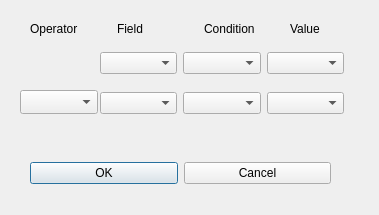
First picture: the form in sheets/dialogs/pivotfilters.ui, repository KDE/calligra, before the edit.
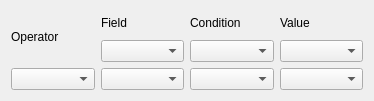
Second picture: the form after the edit.

```diff
--- a/sheets/dialogs/pivotfilters.ui
+++ b/sheets/dialogs/pivotfilters.ui
@@ -1,66 +1,28 @@
 <?xml version="1.0" encoding="UTF-8"?>
 <ui version="4.0">
  <class>PivotFilters</class>
- <widget class="QDialog" name="PivotFilters">
+ <widget class="QWidget" name="PivotFilters">
   <property name="geometry">
    <rect>
     <x>0</x>
     <y>0</y>
-    <width>379</width>
-    <height>215</height>
+    <width>374</width>
+    <height>101</height>
    </rect>
   </property>
   <property name="windowTitle">
    <string>Pivot Filters</string>
   </property>
-  <widget class="QComboBox" name="Operator">
-   <property name="geometry">
-    <rect>
-     <x>20</x>
-     <y>90</y>
-     <width>78</width>
-     <height>24</height>
-    </rect>
-   </property>
-  </widget>
-  <widget class="QWidget" name="layoutWidget">
-   <property name="geometry">
-    <rect>
-     <x>100</x>
-     <y>90</y>
-     <width>244</width>
-     <height>26</height>
-    </rect>
-   </property>
-   <layout class="QHBoxLayout" name="horizontalLayout_3">
-    <item>
-     <widget class="QComboBox" name="comboBox_5"/>
-    </item>
-    <item>
-     <widget class="QComboBox" name="comboBox_6"/>
-    </item>
-    <item>
-     <widget class="QComboBox" name="comboBox_7"/>
-    </item>
-   </layout>
-  </widget>
-  <widget class="QWidget" name="layoutWidget">
-   <property name="geometry">
-    <rect>
-     <x>30</x>
-     <y>20</y>
-     <width>341</width>
-     <height>17</height>
-    </rect>
-   </property>
-   <layout class="QHBoxLayout" name="horizontalLayout">
-    <item>
+  <layout class="QGridLayout" name="gridLayout">
+   <item row="0" column="0">
      <widget class="QLabel" name="label">
       <property name="text">
        <string>Operator</string>
       </property>
      </widget>
     </item>
+   <item row="0" column="1" rowspan="2">
+    <layout class="QVBoxLayout" name="verticalLayout_3">
     <item>
      <widget class="QLabel" name="label_2">
       <property name="text">
@@ -69,6 +31,16 @@
      </widget>
     </item>
     <item>
+      <widget class="QComboBox" name="Field"/>
+     </item>
+     <item>
+      <widget class="QComboBox" name="comboBox_5"/>
+     </item>
+    </layout>
+   </item>
+   <item row="0" column="2" rowspan="2">
+    <layout class="QVBoxLayout" name="verticalLayout_2">
+     <item>
      <widget class="QLabel" name="label_3">
       <property name="text">
        <string>Condition</string>
@@ -76,61 +48,34 @@
      </widget>
     </item>
     <item>
+      <widget class="QComboBox" name="Condition"/>
+     </item>
+     <item>
+      <widget class="QComboBox" name="comboBox_6"/>
+     </item>
+    </layout>
+   </item>
+   <item row="0" column="3" rowspan="2">
+    <layout class="QVBoxLayout" name="verticalLayout">
+     <item>
      <widget class="QLabel" name="label_4">
       <property name="text">
        <string>Value</string>
       </property>
      </widget>
     </item>
-   </layout>
-  </widget>
-  <widget class="QWidget" name="layoutWidget">
-   <property name="geometry">
-    <rect>
-     <x>100</x>
-     <y>50</y>
-     <width>244</width>
-     <height>26</height>
-    </rect>
-   </property>
-   <layout class="QHBoxLayout" name="horizontalLayout_2">
-    <item>
-     <widget class="QComboBox" name="Field"/>
-    </item>
-    <item>
-     <widget class="QComboBox" name="Condition"/>
-    </item>
     <item>
      <widget class="QComboBox" name="Value"/>
     </item>
-   </layout>
-  </widget>
-  <widget class="QWidget" name="layoutWidget">
-   <property name="geometry">
-    <rect>
-     <x>30</x>
-     <y>160</y>
-     <width>301</width>
-     <height>26</height>
-    </rect>
-   </property>
-   <layout class="QHBoxLayout" name="horizontalLayout_4">
     <item>
-     <widget class="QPushButton" name="Ok">
-      <property name="text">
-       <string>OK</string>
-      </property>
-     </widget>
-    </item>
-    <item>
-     <widget class="QPushButton" name="Cancel">
-      <property name="text">
-       <string>Cancel</string>
-      </property>
-     </widget>
-    </item>
-   </layout>
-  </widget>
+      <widget class="QComboBox" name="comboBox_7"/>
+     </item>
+    </layout>
+   </item>
+   <item row="1" column="0">
+    <widget class="QComboBox" name="Operator"/>
+   </item>
+  </layout>
  </widget>
  <resources/>
  <connections>
```
Left out of the diff: 21 changed lines with no effect on the pictures. Lines whose indentation alone changed are shown as unchanged.
